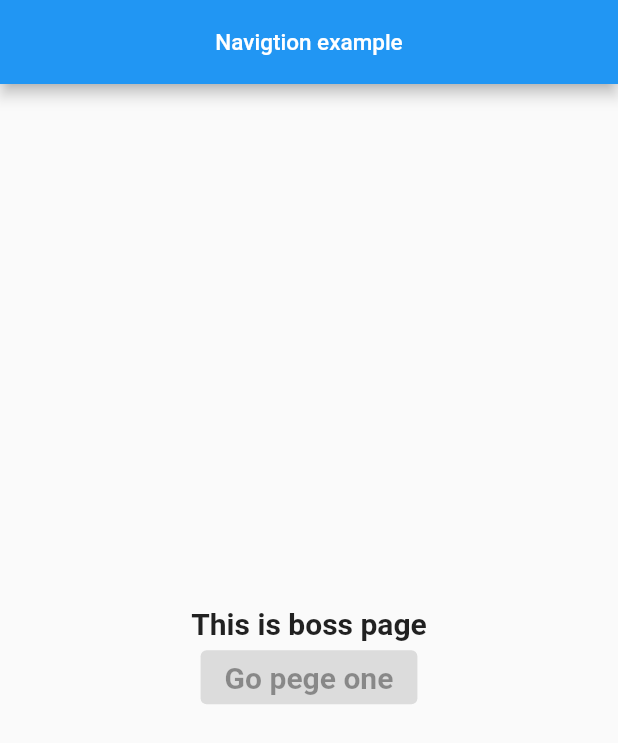
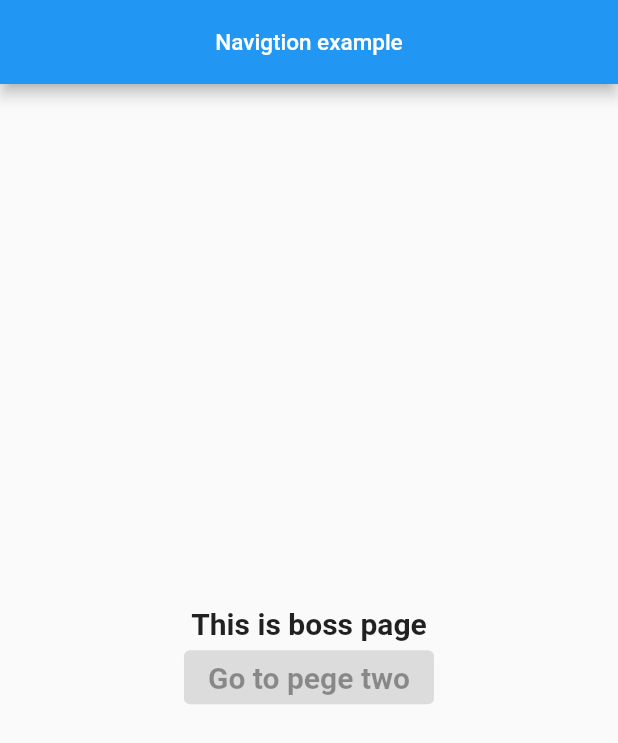
Before and after one commit to Aironsec/flutter_navigation_example, a Flutter app: the screen it shows after launch, on a phone screen of 412 x 824 dp. Shown: the top 743 px of the screen. Run offline on Flutter 3.47's test engine with Material 2 defaults, Android fonts, the light colour scheme and no system bars.

Commit message:
update build.gradle and fix two_screen

```diff
--- a/flutter_navigation_example/lib/one_screen.dart
+++ b/flutter_navigation_example/lib/one_screen.dart
@@ -34,7 +34,7 @@ class BodyOneScreen extends StatelessWidget {
           ElevatedButton(
             onPressed: null,
             child: Text(
-              'Go pege one',
+              'Go to pege two',
               style: TextStyle(fontSize: 20, fontWeight: FontWeight.bold),
             ),
           ),
```
Also changed, not shown: 1 other file.
